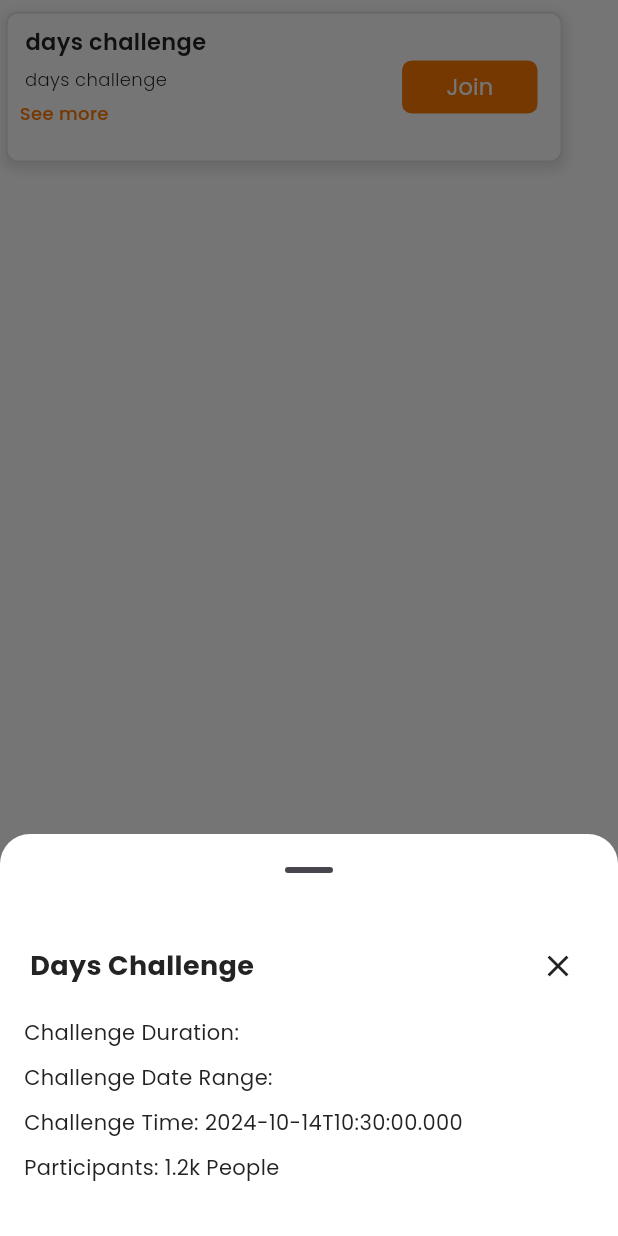
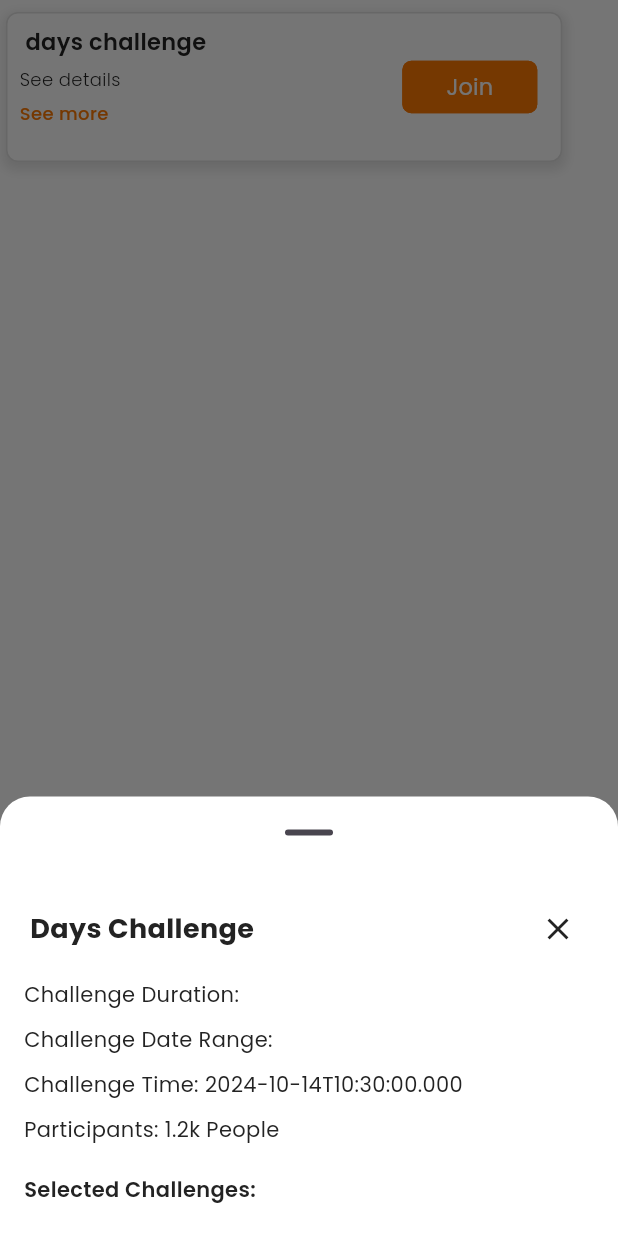
Before and after one commit to basitmurad/fitness_app, a Flutter app: the ChallengeWidget widget shown alone on an empty page, opened directly with empty values, after a tap on "See more", on a phone screen of 412 x 824 dp. Run offline on Flutter 3.47's test engine with Material 3 defaults, Android fonts, the phone set to English and light mode, and no system bars; our stand-ins replace email_validator, firebase_auth, firebase_core, firebase_database, firebase_storage, flutter_spinkit and 8 more; missing offline and left inert: dart:ffi, dynamic_height_grid_view; accounts and stored records are empty.

Commit message:
changes done

```diff
--- a/lib/screens/exercise_screen/create_challenge_screen/CreateChallengeScreen.dart
+++ b/lib/screens/exercise_screen/create_challenge_screen/CreateChallengeScreen.dart
@@ -1,4 +1,3 @@
-import 'package:calender_picker/calender_picker.dart';
 import 'package:firebase_auth/firebase_auth.dart';
 import 'package:firebase_database/firebase_database.dart';
 import 'package:fitness/common/snackbar/ShowSnackbar.dart';
@@ -623,6 +622,7 @@ class CreateChallengeScreen extends StatelessWidget {
                     dark: dark,
                     onPressed: () async {
                       String time = controller.getFormattedTime();
+                      String userID = FirebaseAuth.instance.currentUser!.uid;
                       String dateRange = controller.getFormattedDateRange();
 
                       // Check if any required information is missing
@@ -636,9 +636,8 @@ class CreateChallengeScreen extends StatelessWidget {
                         );
                       } else {
                         // Create challenge data
-                        String userId = "userId"; // Replace with actual user ID
                         Map<String, dynamic> challengeData = {
-                          'userId': userId,
+                          'userId': userID,
                           'selectedChallenges': selectedChallenges,
                           'duration': duration,
                           'time': time,
--- a/lib/screens/exercise_screen/join_challenge_screen/JoinChallengeScreen.dart
+++ b/lib/screens/exercise_screen/join_challenge_screen/JoinChallengeScreen.dart
@@ -1,128 +1,275 @@
-// import 'package:fitness/common/widgets/ButtonWidget.dart';
-// import 'package:fitness/utils/helpers/MyAppHelper.dart';
+//
+// import 'package:firebase_database/firebase_database.dart';
 // import 'package:flutter/material.dart';
 // import 'package:get/get.dart';
+// import 'package:fitness/utils/helpers/MyAppHelper.dart';
+// import '../../../common/widgets/ButtonWidget.dart';
 // import '../../../utils/constants/AppColor.dart';
-// import '../../../utils/constants/AppString.dart';
 // import '../challenge_screen/ChallengeScreen.dart';
 // import '../exercise_detail_screen/widgets/SimpleTextWidget.dart';
 //
-// class JoinChallengeScreen extends StatelessWidget {
+// class JoinChallengeScreen extends StatefulWidget {
 //   const JoinChallengeScreen({super.key});
+//
+//   @override
+//   _JoinChallengeScreenState createState() => _JoinChallengeScreenState();
+// }
+//
+// class _JoinChallengeScreenState extends State<JoinChallengeScreen> {
+//   final DatabaseReference _challengeRef = FirebaseDatabase.instance.ref().child('challenges');
+//   List<Map<String, dynamic>> challenges = [];
+//
+//   @override
+//   void initState() {
+//     super.initState();
+//     _fetchChallenges();
+//   }
+//
+//   Future<void> _fetchChallenges() async {
+//     _challengeRef.once().then((DatabaseEvent event) {
+//       if (event.snapshot.exists) {
+//         final data = event.snapshot.value as Map<dynamic, dynamic>;
+//         print('Fetched data: $data');  // Debugging statement
+//         List<Map<String, dynamic>> fetchedChallenges = [];
+//         data.forEach((key, value) {
+//           fetchedChallenges.add({
+//             'key': key,
+//             ...Map<String, dynamic>.from(value),
+//           });
+//         });
+//         setState(() {
+//           challenges = fetchedChallenges;
+//         });
+//       }
+//     }).catchError((error) {
+//       print('Error fetching challenges: $error');
+//     });
+//   }
 //
 //   @override
 //   Widget build(BuildContext context) {
 //     final bool dark = MyAppHelperFunctions.isDarkMode(context);
 //     return Scaffold(
-//
 //       appBar: AppBar(
 //         leading: IconButton(
-//             padding: EdgeInsets.zero,
-//             onPressed: () {
-//               Get.to(const ChallengeScreen());
-//             },
-//             icon: Icon(
-//               Icons.arrow_back,
-//               color: dark ? AppColor.white : AppColor.black,
-//             )),
+//           padding: EdgeInsets.zero,
+//           onPressed: () {
+//             Get.to(const ChallengeScreen());
+//           },
+//           icon: Icon(
+//             Icons.arrow_back,
+//             color: dark ? AppColor.white : AppColor.black,
+//           ),
+//         ),
 //         title: SimpleTextWidget(
-//             align: TextAlign.center,
-//             text: AppStrings.textJoinChallenge,
-//             fontWeight: FontWeight.w700,
-//             fontSize: 16,
-//             color: dark ? AppColor.white : AppColor.black,
-//             fontFamily: 'Poppins'),
+//           align: TextAlign.center,
+//           text: 'Join Challenge',
+//           fontWeight: FontWeight.w700,
+//           fontSize: 16,
+//           color: dark ? AppColor.white : AppColor.black,
+//           fontFamily: 'Poppins',
+//         ),
 //         centerTitle: true,
 //       ),
-//
-//       body: SingleChildScrollView(
-//         child: Padding(padding: const EdgeInsets.symmetric(vertical: 10 , horizontal: 10) ,child: Column(
-//           children: [
-//
-//
-//             ChallengeWidget(dark: dark),
-//
-//
-//           ],
-//         ),),
+//       body: challenges.isEmpty
+//           ? const Center(child: CircularProgressIndicator()) // Show loading indicator while fetching
+//           : Padding(
+//         padding: const EdgeInsets.symmetric(vertical: 10, horizontal: 10),
+//         child: ListView.builder(
+//           itemCount: challenges.length,
+//           itemBuilder: (context, index) {
+//             final challenge = challenges[index];
+//             return ChallengeWidget(
+//               dark: dark,
+//               challengeData: challenge,
+//             );
+//           },
+//         ),
 //       ),
-//
 //     );
 //   }
+// }
+// class ChallengeWidget extends StatelessWidget {
+//   final bool dark;
+//   final Map<String, dynamic> challengeData;
 //
-//
-//
-// }
-//
-// class ChallengeWidget extends StatelessWidget {
 //   const ChallengeWidget({
 //     super.key,
 //     required this.dark,
+//     required this.challengeData,
 //   });
-//
-//   final bool dark;
 //
 //   @override
 //   Widget build(BuildContext context) {
 //     return Container(
 //       alignment: Alignment.center,
-//       width: MyAppHelperFunctions.screenWidth() * 0.95,
+//       width: MyAppHelperFunctions.screenWidth() * 0.90,
+//       margin: const EdgeInsets.symmetric(vertical: 8, horizontal: 4),
 //       height: 100,
 //       padding: const EdgeInsets.all(8),
 //       decoration: BoxDecoration(
-//         color: Colors.white, // Background color of the card
-//         borderRadius: BorderRadius.circular(8), // Rounded corners
+//         color: Colors.white,
+//         borderRadius: BorderRadius.circular(8),
 //         boxShadow: [
 //           BoxShadow(
-//             color: Colors.black.withOpacity(0.1), // Shadow color
-//             spreadRadius: 2, // Spread radius
-//             blurRadius: 6, // Blur radius for a smooth shadow
-//             offset: const Offset(0, 3), // Offset in the x and y direction
+//             color: Colors.black.withOpacity(0.1),
+//             spreadRadius: 2,
+//             blurRadius: 6,
+//             offset: const Offset(0, 3),
 //           ),
 //         ],
 //         border: Border.all(
-//           color: Colors.grey.shade300, // Optional: Border around the card
+//           color: Colors.grey.shade300,
 //           width: 1,
 //         ),
 //       ),
 //       child: Row(
-//
 //         children: [
 //           SizedBox(
-//
-//
 //             width: MyAppHelperFunctions.screenWidth() * 0.60,
 //             height: 90,
 //             child: Column(
 //               crossAxisAlignment: CrossAxisAlignment.start,
 //               children: [
-//
-//               SimpleTextWidget(text: '30 day Challenge', fontWeight: FontWeight.w600, fontSize: 15, color: dark ? AppColor.white: AppColor.black, fontFamily: 'Poppins')
-//
-//                 ,const SizedBox(height: 6,)
-//               ,SimpleTextWidget(text: '1.2k people following challenge', fontWeight: FontWeight.w300, fontSize: 12, color: dark ? AppColor.white: AppColor.black, fontFamily: 'Poppins')
-//
-//                 ,const SizedBox(height: 6,)
-//
-//                 ,GestureDetector(
-//
-//                     onTap: (){},
-//                     child: const SimpleTextWidget(text: 'see more', fontWeight: FontWeight.w500, fontSize: 12, color: AppColor.orangeColor, fontFamily: 'Poppins'))
-//             ],),
+//                 SimpleTextWidget(
+//                   text: '${challengeData['duration']} days challenge',
+//                   fontWeight: FontWeight.w600,
+//                   fontSize: 15,
+//                   color: dark ? AppColor.white : AppColor.black,
+//                   fontFamily: 'Poppins',
+//                 ),
+//                 const SizedBox(height: 6),
+//                 SimpleTextWidget(
+//                   text: '${challengeData['duration']} days challenge',
+//                   fontWeight: FontWeight.w300,
+//                   fontSize: 12,
+//                   color: dark ? AppColor.white : AppColor.black,
+//                   fontFamily: 'Poppins',
+//                 ),
+//                 const SizedBox(height: 6),
+//                 GestureDetector(
+//                   onTap: () {
+//                     // Show the bottom sheet with more details
+//                     showModalBottomSheet(
+//                       context: context,
+//                       backgroundColor: dark ? AppColor.grey : Colors.white,
+//                       shape: const RoundedRectangleBorder(
+//                         borderRadius: BorderRadius.vertical(top: Radius.circular(20)),
+//                       ),
+//                       builder: (BuildContext context) {
+//                         return _ChallengeDetailsBottomSheet(
+//                           challengeData: challengeData,
+//                           dark: dark,
+//                         );
+//                       },
+//                     );
+//                   },
+//                   child: const SimpleTextWidget(
+//                     text: 'See more',
+//                     fontWeight: FontWeight.w500,
+//                     fontSize: 12,
+//                     color: AppColor.orangeColor,
+//                     fontFamily: 'Poppins',
+//                   ),
+//                 ),
+//               ],
+//             ),
 //           ),
-//           const SizedBox(width: 8,),
+//           const SizedBox(width: 8),
 //           SizedBox(
 //             width: 90,
 //             height: 35,
 //             child: ButtonWidget(
-//
-//                 dark: dark, onPressed: (){}, buttonText: 'Join'),
-//           )
+//               dark: dark,
+//               onPressed: () {
+//                 // Implement "Join" functionality
+//               },
+//               buttonText: 'Join',
+//             ),
+//           ),
 //         ],
-//       )
-//       );
+//       ),
+//     );
 //   }
 // }
+//
+// class _ChallengeDetailsBottomSheet extends StatelessWidget {
+//   final Map<String, dynamic> challengeData;
+//   final bool dark;
+//
+//   const _ChallengeDetailsBottomSheet({
+//     required this.challengeData,
+//     required this.dark,
+//   });
+//
+//   @override
+//   Widget build(BuildContext context) {
+//     return Padding(
+//       padding: const EdgeInsets.all(16.0),
+//       child: Column(
+//         mainAxisSize: MainAxisSize.min,
+//         crossAxisAlignment: CrossAxisAlignment.start,
+//         children: [
+//           // Title and Close Button
+//           Row(
+//             mainAxisAlignment: MainAxisAlignment.spaceBetween,
+//             children: [
+//               SimpleTextWidget(
+//                 text: '${challengeData['duration']} Days Challenge ',
+//                 fontWeight: FontWeight.w700,
+//                 fontSize: 18,
+//                 color: dark ? AppColor.white : AppColor.black,
+//                 fontFamily: 'Poppins',
+//               ),
+//               IconButton(
+//                 icon: Icon(Icons.close, color: dark ? AppColor.white : AppColor.black),
+//                 onPressed: () {
+//                   Navigator.pop(context); // Close the sheet
+//                 },
+//               ),
+//             ],
+//           ),
+//           const SizedBox(height: 10),
+//           // More Details about the Challenge
+//           SimpleTextWidget(
+//             text: 'Challenge Duration: ${challengeData['duration']}',
+//             fontWeight: FontWeight.w400,
+//             fontSize: 14,
+//             color: dark ? AppColor.white : AppColor.black,
+//             fontFamily: 'Poppins',
+//           ),
+//           const SizedBox(height: 10),
+//           SimpleTextWidget(
+//             text: 'Challenge Date Range: ${challengeData['dateRange'] ?? 'N/A'}',
+//             fontWeight: FontWeight.w400,
+//             fontSize: 14,
+//             color: dark ? AppColor.white : AppColor.black,
+//             fontFamily: 'Poppins',
+//           ),
+//           const SizedBox(height: 10),
+//           SimpleTextWidget(
+//             text: 'Challenge Time: ${challengeData['time'] ?? 'N/A'}',
+//             fontWeight: FontWeight.w400,
+//             fontSize: 14,
+//             color: dark ? AppColor.white : AppColor.black,
+//             fontFamily: 'Poppins',
+//           ),
+//           const SizedBox(height: 10),
+//           SimpleTextWidget(
+//             text: 'Participants: 1.2k People',
+//             fontWeight: FontWeight.w400,
+//             fontSize: 14,
+//             color: dark ? AppColor.white : AppColor.black,
+//             fontFamily: 'Poppins',
+//           ),
+//           const SizedBox(height: 20),
+//           // Add more fields as needed to show details about the challenge
+//         ],
+//       ),
+//     );
+//   }
+// }
+//
 //
 import 'package:firebase_database/firebase_database.dart';
 import 'package:flutter/material.dart';
@@ -214,6 +361,7 @@ class _JoinChallengeScreenState extends State<JoinChallengeScreen> {
     );
   }
 }
+
 class ChallengeWidget extends StatelessWidget {
   final bool dark;
   final Map<String, dynamic> challengeData;
@@ -265,7 +413,7 @@ class ChallengeWidget extends StatelessWidget {
                 ),
                 const SizedBox(height: 6),
                 SimpleTextWidget(
-                  text: '${challengeData['duration']} days challenge',
+                  text: 'See details',
                   fontWeight: FontWeight.w300,
                   fontSize: 12,
                   color: dark ? AppColor.white : AppColor.black,
@@ -340,7 +488,7 @@ class _ChallengeDetailsBottomSheet extends StatelessWidget {
             mainAxisAlignment: MainAxisAlignment.spaceBetween,
             children: [
               SimpleTextWidget(
-                text: '${challengeData['duration']} Days Challenge ',
+                text: '${challengeData['duration']} Days Challenge',
                 fontWeight: FontWeight.w700,
                 fontSize: 18,
                 color: dark ? AppColor.white : AppColor.black,
@@ -388,103 +536,25 @@ class _ChallengeDetailsBottomSheet extends StatelessWidget {
             fontFamily: 'Poppins',
           ),
           const SizedBox(height: 20),
-          // Add more fields as needed to show details about the challenge
+          // Display Selected Challenges
+          SimpleTextWidget(
+            text: 'Selected Challenges:',
+            fontWeight: FontWeight.w600,
+            fontSize: 14,
+            color: dark ? AppColor.white : AppColor.black,
+            fontFamily: 'Poppins',
+          ),
+          const SizedBox(height: 5),
+          for (var challenge in challengeData['selectedChallenges'] ?? [])
+            SimpleTextWidget(
+              text: challenge,
+              fontWeight: FontWeight.w400,
+              fontSize: 14,
+              color: dark ? AppColor.white : AppColor.black,
+              fontFamily: 'Poppins',
+            ),
         ],
       ),
     );
   }
 }
-
-
-// class ChallengeWidget extends StatelessWidget {
-//   final bool dark;
-//   final Map<String, dynamic> challengeData;
-//
-//   const ChallengeWidget({
-//     super.key,
-//     required this.dark,
-//     required this.challengeData,
-//   });
-//
-//   @override
-//   Widget build(BuildContext context) {
-//
-//
-//     return Container(
-//       alignment: Alignment.center,
-//       width: MyAppHelperFunctions.screenWidth() * 0.90,
-//       margin: EdgeInsets.symmetric(vertical: 8,horizontal: 4),
-//       height: 100,
-//       padding: const EdgeInsets.all(8),
-//       decoration: BoxDecoration(
-//         color: Colors.white,
-//         borderRadius: BorderRadius.circular(8),
-//         boxShadow: [
-//           BoxShadow(
-//             color: Colors.black.withOpacity(0.1),
-//             spreadRadius: 2,
-//             blurRadius: 6,
-//             offset: const Offset(0, 3),
-//           ),
-//         ],
-//         border: Border.all(
-//           color: Colors.grey.shade300,
-//           width: 1,
-//         ),
-//       ),
-//       child: Row(
-//         children: [
-//           SizedBox(
-//             width: MyAppHelperFunctions.screenWidth() * 0.60,
-//             height: 90,
-//             child: Column(
-//               crossAxisAlignment: CrossAxisAlignment.start,
-//               children: [
-//                 SimpleTextWidget(
-//                   text: '${challengeData['duration']} days challenge',
-//                   fontWeight: FontWeight.w600,
-//                   fontSize: 15,
-//                   color: dark ? AppColor.white : AppColor.black,
-//                   fontFamily: 'Poppins',
-//                 ),
-//                 const SizedBox(height: 6),
-//                 SimpleTextWidget(
-//                   text: '${challengeData['duration']} days challenge',
-//                   fontWeight: FontWeight.w300,
-//                   fontSize: 12,
-//                   color: dark ? AppColor.white : AppColor.black,
-//                   fontFamily: 'Poppins',
-//                 ),
-//                 const SizedBox(height: 6),
-//                 GestureDetector(
-//                   onTap: () {
-//                     // Implement "see more" functionality
-//                   },
-//                   child: const SimpleTextWidget(
-//                     text: 'See more',
-//                     fontWeight: FontWeight.w500,
-//                     fontSize: 12,
-//                     color: AppColor.orangeColor,
-//                     fontFamily: 'Poppins',
-//                   ),
-//                 ),
-//               ],
-//             ),
-//           ),
-//           const SizedBox(width: 8),
-//           SizedBox(
-//             width: 90,
-//             height: 35,
-//             child: ButtonWidget(
-//               dark: dark,
-//               onPressed: () {
-//                 // Implement "Join" functionality
-//               },
-//               buttonText: 'Join',
-//             ),
-//           ),
-//         ],
-//       ),
-//     );
-//   }
-// }
```
Also changed, not shown: lib/common/widgets/CircularImage.dart (+9 -4 lines), lib/screens/home/search_screen/SearchAndSuggestionScreen.dart (+76 -35 lines).
